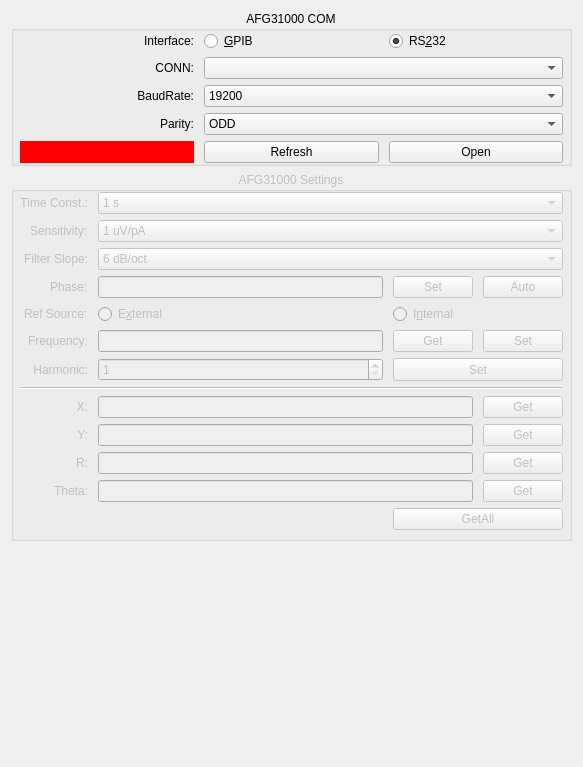
Old version of the form Tektronix/afg31000_config.ui in the repository EdwarDu/autools.
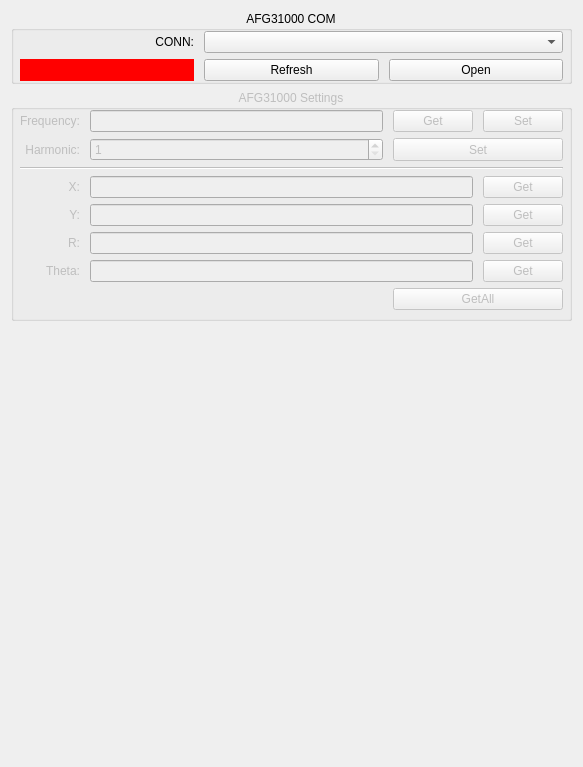
New version of the form.

```diff
--- a/Tektronix/afg31000_config.ui
+++ b/Tektronix/afg31000_config.ui
@@ -58,7 +58,7 @@
         <property name="horizontalSpacing">
          <number>10</number>
         </property>
-        <item row="1" column="1" colspan="2">
+        <item row="0" column="1" colspan="2">
          <widget class="QComboBox" name="comboBox_CONN">
           <property name="enabled">
            <bool>true</bool>
@@ -71,7 +71,26 @@
           </property>
          </widget>
         </item>
-        <item row="4" column="0">
+        <item row="1" column="2">
+         <widget class="QPushButton" name="pushButton_COM_Open">
+          <property name="maximumSize">
+           <size>
+            <width>16777215</width>
+            <height>16777215</height>
+           </size>
+          </property>
+          <property name="text">
+           <string>Open</string>
+          </property>
+          <property name="checkable">
+           <bool>true</bool>
+          </property>
+          <property name="flat">
+           <bool>false</bool>
+          </property>
+         </widget>
+        </item>
+        <item row="1" column="0">
          <widget class="QLabel" name="label_COM_Status">
           <property name="styleSheet">
            <string notr="true">background : red</string>
@@ -87,61 +106,7 @@
           </property>
          </widget>
         </item>
-        <item row="4" column="2">
-         <widget class="QPushButton" name="pushButton_COM_Open">
-          <property name="maximumSize">
-           <size>
-            <width>16777215</width>
-            <height>16777215</height>
-           </size>
-          </property>
-          <property name="text">
-           <string>Open</string>
-          </property>
-          <property name="checkable">
-           <bool>true</bool>
-          </property>
-          <property name="flat">
-           <bool>false</bool>
-          </property>
-         </widget>
-        </item>
-        <item row="3" column="1" colspan="2">
-         <widget class="QComboBox" name="comboBox_COM_Parity">
-          <property name="currentText">
-           <string>ODD</string>
-          </property>
-          <property name="currentIndex">
-           <number>1</number>
-          </property>
-          <item>
-           <property name="text">
-            <string>None</string>
-           </property>
-          </item>
-          <item>
-           <property name="text">
-            <string>ODD</string>
-           </property>
-          </item>
-          <item>
-           <property name="text">
-            <string>EVEN</string>
-           </property>
-          </item>
-         </widget>
-        </item>
-        <item row="3" column="0">
-         <widget class="QLabel" name="label_7">
-          <property name="text">
-           <string>Parity:</string>
-          </property>
-          <property name="alignment">
-           <set>Qt::AlignRight|Qt::AlignTrailing|Qt::AlignVCenter</set>
-          </property>
-         </widget>
-        </item>
-        <item row="4" column="1">
+        <item row="1" column="1">
          <widget class="QPushButton" name="pushButton_COM_Refresh">
           <property name="minimumSize">
            <size>
@@ -163,7 +128,7 @@
           </property>
          </widget>
         </item>
-        <item row="1" column="0">
+        <item row="0" column="0">
          <widget class="QLabel" name="label">
           <property name="text">
            <string>CONN:</string>
@@ -173,93 +138,6 @@
           </property>
          </widget>
         </item>
-        <item row="2" column="0">
-         <widget class="QLabel" name="label_6">
-          <property name="text">
-           <string>BaudRate:</string>
-          </property>
-          <property name="alignment">
-           <set>Qt::AlignRight|Qt::AlignTrailing|Qt::AlignVCenter</set>
-          </property>
-         </widget>
-        </item>
-        <item row="2" column="1" colspan="2">
-         <widget class="QComboBox" name="comboBox_COM_BaudRate">
-          <property name="editable">
-           <bool>false</bool>
-          </property>
-          <property name="currentText">
-           <string>19200</string>
-          </property>
-          <property name="currentIndex">
-           <number>1</number>
-          </property>
-          <item>
-           <property name="text">
-            <string>9600</string>
-           </property>
-          </item>
-          <item>
-           <property name="text">
-            <string>19200</string>
-           </property>
-          </item>
-          <item>
-           <property name="text">
-            <string>38400</string>
-           </property>
-          </item>
-          <item>
-           <property name="text">
-            <string>57600</string>
-           </property>
-          </item>
-          <item>
-           <property name="text">
-            <string>115200</string>
-           </property>
-          </item>
-         </widget>
-        </item>
-        <item row="0" column="0">
-         <widget class="QLabel" name="label_4">
-          <property name="text">
-           <string>Interface:</string>
-          </property>
-          <property name="alignment">
-           <set>Qt::AlignRight|Qt::AlignTrailing|Qt::AlignVCenter</set>
-          </property>
-         </widget>
-        </item>
-        <item row="0" column="1">
-         <widget class="QRadioButton" name="radioButton_Interf_GPIB">
-          <property name="minimumSize">
-           <size>
-            <width>0</width>
-            <height>0</height>
-           </size>
-          </property>
-          <property name="text">
-           <string>&amp;GPIB</string>
-          </property>
-         </widget>
-        </item>
-        <item row="0" column="2">
-         <widget class="QRadioButton" name="radioButton_Interf_RS232">
-          <property name="minimumSize">
-           <size>
-            <width>0</width>
-            <height>0</height>
-           </size>
-          </property>
-          <property name="text">
-           <string>RS&amp;232</string>
-          </property>
-          <property name="checked">
-           <bool>true</bool>
-          </property>
-         </widget>
-        </item>
        </layout>
       </item>
      </layout>
@@ -312,27 +190,117 @@
         <property name="horizontalSpacing">
          <number>10</number>
         </property>
-        <item row="0" column="0" colspan="2">
-         <widget class="QLabel" name="label_2">
+        <item row="1" column="3" colspan="2">
+         <widget class="QPushButton" name="pushButton_SetHarmonic">
+          <property name="sizePolicy">
+           <sizepolicy hsizetype="Minimum" vsizetype="Preferred">
+            <horstretch>0</horstretch>
+            <verstretch>0</verstretch>
+           </sizepolicy>
+          </property>
+          <property name="maximumSize">
+           <size>
+            <width>16777215</width>
+            <height>16777215</height>
+           </size>
+          </property>
+          <property name="toolTip">
+           <string/>
+          </property>
           <property name="text">
-           <string>Time Const.:</string>
+           <string>Set</string>
           </property>
-          <property name="alignment">
-           <set>Qt::AlignRight|Qt::AlignTrailing|Qt::AlignVCenter</set>
+         </widget>
+        </item>
+        <item row="6" column="4">
+         <widget class="QPushButton" name="pushButton_GetTheta">
+          <property name="sizePolicy">
+           <sizepolicy hsizetype="Minimum" vsizetype="Preferred">
+            <horstretch>0</horstretch>
+            <verstretch>0</verstretch>
+           </sizepolicy>
           </property>
+          <property name="maximumSize">
+           <size>
+            <width>16777215</width>
+            <height>16777215</height>
+           </size>
+          </property>
+          <property name="toolTip">
+           <string/>
+          </property>
+          <property name="text">
+           <string>Get</string>
+          </property>
          </widget>
         </item>
-        <item row="5" column="0" colspan="2">
-         <widget class="QLabel" name="label_16">
+        <item row="0" column="4">
+         <widget class="QPushButton" name="pushButton_SetFrequency">
+          <property name="sizePolicy">
+           <sizepolicy hsizetype="Minimum" vsizetype="Preferred">
+            <horstretch>0</horstretch>
+            <verstretch>0</verstretch>
+           </sizepolicy>
+          </property>
+          <property name="maximumSize">
+           <size>
+            <width>16777215</width>
+            <height>16777215</height>
+           </size>
+          </property>
+          <property name="toolTip">
+           <string/>
+          </property>
           <property name="text">
-           <string>Frequency:</string>
+           <string>Set</string>
           </property>
-          <property name="alignment">
-           <set>Qt::AlignRight|Qt::AlignTrailing|Qt::AlignVCenter</set>
+         </widget>
+        </item>
+        <item row="5" column="4">
+         <widget class="QPushButton" name="pushButton_GetR">
+          <property name="sizePolicy">
+           <sizepolicy hsizetype="Minimum" vsizetype="Preferred">
+            <horstretch>0</horstretch>
+            <verstretch>0</verstretch>
+           </sizepolicy>
           </property>
+          <property name="maximumSize">
+           <size>
+            <width>16777215</width>
+            <height>16777215</height>
+           </size>
+          </property>
+          <property name="toolTip">
+           <string/>
+          </property>
+          <property name="text">
+           <string>Get</string>
+          </property>
          </widget>
         </item>
-        <item row="9" column="0" colspan="2">
+        <item row="0" column="3">
+         <widget class="QPushButton" name="pushButton_GetFrequency">
+          <property name="sizePolicy">
+           <sizepolicy hsizetype="Minimum" vsizetype="Preferred">
+            <horstretch>0</horstretch>
+            <verstretch>0</verstretch>
+           </sizepolicy>
+          </property>
+          <property name="maximumSize">
+           <size>
+            <width>16777215</width>
+            <height>16777215</height>
+           </size>
+          </property>
+          <property name="toolTip">
+           <string/>
+          </property>
+          <property name="text">
+           <string>Get</string>
+          </property>
+         </widget>
+        </item>
+        <item row="4" column="0" colspan="2">
          <widget class="QLabel" name="label_11">
           <property name="text">
            <string>Y:</string>
@@ -342,10 +310,10 @@
           </property>
          </widget>
         </item>
-        <item row="12" column="3" colspan="2">
-         <widget class="QPushButton" name="pushButton_GetAll">
+        <item row="5" column="2" colspan="2">
+         <widget class="QLineEdit" name="lineEdit_R">
           <property name="sizePolicy">
-           <sizepolicy hsizetype="Minimum" vsizetype="Preferred">
+           <sizepolicy hsizetype="Expanding" vsizetype="Preferred">
             <horstretch>0</horstretch>
             <verstretch>0</verstretch>
            </sizepolicy>
@@ -359,464 +327,73 @@
           <property name="toolTip">
            <string>Get X, Y, R, Theta, F</string>
           </property>
-          <property name="text">
-           <string>GetAll</string>
+          <property name="inputMethodHints">
+           <set>Qt::ImhFormattedNumbersOnly</set>
           </property>
          </widget>
         </item>
-        <item row="9" column="4">
-         <widget class="QPushButton" name="pushButton_GetY">
-          <property name="sizePolicy">
-           <sizepolicy hsizetype="Minimum" vsizetype="Preferred">
-            <horstretch>0</horstretch>
-            <verstretch>0</verstretch>
-           </sizepolicy>
-          </property>
-          <property name="maximumSize">
-           <size>
-            <width>16777215</width>
-            <height>16777215</height>
-           </size>
-          </property>
-          <property name="toolTip">
-           <string/>
-          </property>
-          <property name="text">
-           <string>Get</string>
-          </property>
-         </widget>
-        </item>
-        <item row="0" column="2" colspan="3">
-         <widget class="QComboBox" name="comboBox_TimeConstant">
-          <property name="currentIndex">
-           <number>10</number>
-          </property>
-          <item>
-           <property name="text">
-            <string>10 us</string>
-           </property>
-          </item>
-          <item>
-           <property name="text">
-            <string>30 us</string>
-           </property>
-          </item>
-          <item>
-           <property name="text">
-            <string>100 us</string>
-           </property>
-          </item>
-          <item>
-           <property name="text">
-            <string>300 us</string>
-           </property>
-          </item>
-          <item>
-           <property name="text">
-            <string>1 ms</string>
-           </property>
-          </item>
-          <item>
-           <property name="text">
-            <string>3 ms</string>
-           </property>
-          </item>
-          <item>
-           <property name="text">
-            <string>10 ms</string>
-           </property>
-          </item>
-          <item>
-           <property name="text">
-            <string>30 ms</string>
-           </property>
-          </item>
-          <item>
-           <property name="text">
-            <string>100 ms</string>
-           </property>
-          </item>
-          <item>
-           <property name="text">
-            <string>300 ms</string>
-           </property>
-          </item>
-          <item>
-           <property name="text">
-            <string>1 s</string>
-           </property>
-          </item>
-          <item>
-           <property name="text">
-            <string>3 s</string>
-           </property>
-          </item>
-          <item>
-           <property name="text">
-            <string>10 s</string>
-           </property>
-          </item>
-          <item>
-           <property name="text">
-            <string>30 s</string>
-           </property>
-          </item>
-          <item>
-           <property name="text">
-            <string>100 s</string>
-           </property>
-          </item>
-          <item>
-           <property name="text">
-            <string>300 s</string>
-           </property>
-          </item>
-          <item>
-           <property name="text">
-            <string>1 ks</string>
-           </property>
-          </item>
-          <item>
-           <property name="text">
-            <string>3 ks</string>
-           </property>
-          </item>
-          <item>
-           <property name="text">
-            <string>10 ks</string>
-           </property>
-          </item>
-          <item>
-           <property name="text">
-            <string>30 ks</string>
-           </property>
-          </item>
-         </widget>
-        </item>
-        <item row="7" column="0" colspan="5">
+        <item row="2" column="0" colspan="5">
          <widget class="Line" name="line">
           <property name="orientation">
            <enum>Qt::Horizontal</enum>
           </property>
          </widget>
         </item>
-        <item row="6" column="3" colspan="2">
-         <widget class="QPushButton" name="pushButton_SetHarmonic">
-          <property name="sizePolicy">
-           <sizepolicy hsizetype="Minimum" vsizetype="Preferred">
-            <horstretch>0</horstretch>
-            <verstretch>0</verstretch>
-           </sizepolicy>
-          </property>
-          <property name="maximumSize">
-           <size>
-            <width>16777215</width>
-            <height>16777215</height>
-           </size>
-          </property>
-          <property name="toolTip">
-           <string/>
-          </property>
-          <property name="text">
-           <string>Set</string>
-          </property>
-         </widget>
-        </item>
-        <item row="11" column="4">
-         <widget class="QPushButton" name="pushButton_GetTheta">
-          <property name="sizePolicy">
-           <sizepolicy hsizetype="Minimum" vsizetype="Preferred">
-            <horstretch>0</horstretch>
-            <verstretch>0</verstretch>
-           </sizepolicy>
-          </property>
-          <property name="maximumSize">
-           <size>
-            <width>16777215</width>
-            <height>16777215</height>
-           </size>
-          </property>
-          <property name="toolTip">
-           <string/>
-          </property>
-          <property name="text">
-           <string>Get</string>
-          </property>
-         </widget>
-        </item>
-        <item row="11" column="2" colspan="2">
-         <widget class="QLineEdit" name="lineEdit_Theta">
-          <property name="sizePolicy">
-           <sizepolicy hsizetype="Expanding" vsizetype="Preferred">
-            <horstretch>0</horstretch>
-            <verstretch>0</verstretch>
-           </sizepolicy>
-          </property>
-          <property name="maximumSize">
-           <size>
-            <width>16777215</width>
-            <height>16777215</height>
-           </size>
-          </property>
-          <property name="toolTip">
-           <string>AFG31000 Phase (float)</string>
-          </property>
-          <property name="inputMethodHints">
-           <set>Qt::ImhFormattedNumbersOnly</set>
-          </property>
-         </widget>
-        </item>
-        <item row="2" column="2" colspan="3">
-         <widget class="QComboBox" name="comboBox_FilterSlope">
-          <property name="currentIndex">
-           <number>0</number>
-          </property>
-          <item>
-           <property name="text">
-            <string>6 dB/oct</string>
-           </property>
-          </item>
-          <item>
-           <property name="text">
-            <string>12 dB/oct</string>
-           </property>
-          </item>
-          <item>
-           <property name="text">
-            <string>18 dB/oct</string>
-           </property>
-          </item>
-          <item>
-           <property name="text">
-            <string>24 dB/oct</string>
-           </property>
-          </item>
-         </widget>
-        </item>
-        <item row="4" column="2">
-         <widget class="QRadioButton" name="radioButton_ref_src_external">
-          <property name="minimumSize">
-           <size>
-            <width>0</width>
-            <height>0</height>
-           </size>
-          </property>
-          <property name="text">
-           <string>E&amp;xternal</string>
-          </property>
-         </widget>
-        </item>
-        <item row="3" column="3" alignment="Qt::AlignHCenter">
-         <widget class="QPushButton" name="pushButton_SetPhase">
-          <property name="sizePolicy">
-           <sizepolicy hsizetype="Minimum" vsizetype="Preferred">
-            <horstretch>0</horstretch>
-            <verstretch>0</verstretch>
-           </sizepolicy>
-          </property>
-          <property name="maximumSize">
-           <size>
-            <width>16777215</width>
-            <height>16777215</height>
-           </size>
-          </property>
-          <property name="toolTip">
-           <string/>
-          </property>
-          <property name="text">
-           <string>Set</string>
-          </property>
-         </widget>
-        </item>
-        <item row="5" column="2">
-         <widget class="QLineEdit" name="lineEdit_Frequency">
-          <property name="sizePolicy">
-           <sizepolicy hsizetype="Expanding" vsizetype="Preferred">
-            <horstretch>0</horstretch>
-            <verstretch>0</verstretch>
-           </sizepolicy>
-          </property>
-          <property name="maximumSize">
-           <size>
-            <width>16777215</width>
-            <height>16777215</height>
-           </size>
-          </property>
-          <property name="toolTip">
-           <string>AFG31000 Phase (float)</string>
-          </property>
-          <property name="inputMethodHints">
-           <set>Qt::ImhFormattedNumbersOnly</set>
-          </property>
-         </widget>
-        </item>
-        <item row="1" column="0" colspan="2" alignment="Qt::AlignRight">
-         <widget class="QLabel" name="label_3">
-          <property name="text">
-           <string>Sensitivity:</string>
-          </property>
-         </widget>
-        </item>
-        <item row="1" column="2" colspan="3">
-         <widget class="QComboBox" name="comboBox_Sensitivity">
-          <property name="currentIndex">
-           <number>10</number>
-          </property>
-          <item>
-           <property name="text">
-            <string>2 nV/fA</string>
-           </property>
-          </item>
-          <item>
-           <property name="text">
-            <string>5 nV/fA</string>
-           </property>
-          </item>
-          <item>
-           <property name="text">
-            <string>2 nV/fA</string>
-           </property>
-          </item>
-          <item>
-           <property name="text">
-            <string>5 nV/fA</string>
-           </property>
-          </item>
-          <item>
-           <property name="text">
-            <string>10 nV/fA</string>
-           </property>
-          </item>
-          <item>
-           <property name="text">
-            <string>20 nV/fA</string>
-           </property>
-          </item>
-          <item>
-           <property name="text">
-            <string>50 nV/fA</string>
-           </property>
-          </item>
-          <item>
-           <property name="text">
-            <string>100 nV/fA</string>
-           </property>
-          </item>
-          <item>
-           <property name="text">
-            <string>200 nV/fA</string>
-           </property>
-          </item>
-          <item>
-           <property name="text">
-            <string>500 nV/fA</string>
-           </property>
-          </item>
-          <item>
-           <property name="text">
-            <string>1 uV/pA</string>
-           </property>
-          </item>
-          <item>
-           <property name="text">
-            <string>2 uV/pA</string>
-           </property>
-          </item>
-          <item>
-           <property name="text">
-            <string>5 uV/pA</string>
-           </property>
-          </item>
-          <item>
-           <property name="text">
-            <string>10 uV/pA</string>
-           </property>
-          </item>
-          <item>
-           <property name="text">
-            <string>20 uV/pA</string>
-           </property>
-          </item>
-          <item>
-           <property name="text">
-            <string>50 uV/pA</string>
-           </property>
-          </item>
-          <item>
-           <property name="text">
-            <string>100 uV/pA</string>
-           </property>
-          </item>
-          <item>
-           <property name="text">
-            <string>200 uV/pA</string>
-           </property>
-          </item>
-          <item>
-           <property name="text">
-            <string>500 uV/pA</string>
-           </property>
-          </item>
-          <item>
-           <property name="text">
-            <string>1 mV/nA</string>
-           </property>
-          </item>
-          <item>
-           <property name="text">
-            <string>2 mV/nA</string>
-           </property>
-          </item>
-          <item>
-           <property name="text">
-            <string>5 mV/nA</string>
-           </property>
-          </item>
-          <item>
-           <property name="text">
-            <string>10 mV/nA</string>
-           </property>
-          </item>
-          <item>
-           <property name="text">
-            <string>20 mV/nA</string>
-           </property>
-          </item>
-          <item>
-           <property name="text">
-            <string>50 mV/nA</string>
-           </property>
-          </item>
-          <item>
-           <property name="text">
-            <string>100 mV/nA</string>
-           </property>
-          </item>
-          <item>
-           <property name="text">
-            <string>200 mV/nA</string>
-           </property>
-          </item>
-          <item>
-           <property name="text">
-            <string>500 mV/nA</string>
-           </property>
-          </item>
-          <item>
-           <property name="text">
-            <string>1 V/uA</string>
-           </property>
-          </item>
-         </widget>
-        </item>
-        <item row="3" column="0" colspan="2" alignment="Qt::AlignRight">
-         <widget class="QLabel" name="label_8">
-          <property name="text">
-           <string>Phase:</string>
-          </property>
-         </widget>
-        </item>
         <item row="6" column="0" colspan="2">
+         <widget class="QLabel" name="label_12">
+          <property name="text">
+           <string>Theta:</string>
+          </property>
+          <property name="alignment">
+           <set>Qt::AlignRight|Qt::AlignTrailing|Qt::AlignVCenter</set>
+          </property>
+         </widget>
+        </item>
+        <item row="4" column="4">
+         <widget class="QPushButton" name="pushButton_GetY">
+          <property name="sizePolicy">
+           <sizepolicy hsizetype="Minimum" vsizetype="Preferred">
+            <horstretch>0</horstretch>
+            <verstretch>0</verstretch>
+           </sizepolicy>
+          </property>
+          <property name="maximumSize">
+           <size>
+            <width>16777215</width>
+            <height>16777215</height>
+           </size>
+          </property>
+          <property name="toolTip">
+           <string/>
+          </property>
+          <property name="text">
+           <string>Get</string>
+          </property>
+         </widget>
+        </item>
+        <item row="3" column="2" colspan="2">
+         <widget class="QLineEdit" name="lineEdit_X">
+          <property name="sizePolicy">
+           <sizepolicy hsizetype="Expanding" vsizetype="Preferred">
+            <horstretch>0</horstretch>
+            <verstretch>0</verstretch>
+           </sizepolicy>
+          </property>
+          <property name="maximumSize">
+           <size>
+            <width>16777215</width>
+            <height>16777215</height>
+           </size>
+          </property>
+          <property name="toolTip">
+           <string>AFG31000 Phase (float)</string>
+          </property>
+          <property name="inputMethodHints">
+           <set>Qt::ImhFormattedNumbersOnly</set>
+          </property>
+         </widget>
+        </item>
+        <item row="1" column="0" colspan="2">
          <widget class="QLabel" name="label_14">
           <property name="text">
            <string>Harmonic:</string>
@@ -826,17 +403,20 @@
           </property>
          </widget>
         </item>
-        <item row="4" column="0" colspan="2" alignment="Qt::AlignRight">
-         <widget class="QLabel" name="label_9">
+        <item row="0" column="0" colspan="2">
+         <widget class="QLabel" name="label_16">
           <property name="text">
-           <string>Ref Source:</string>
+           <string>Frequency:</string>
           </property>
+          <property name="alignment">
+           <set>Qt::AlignRight|Qt::AlignTrailing|Qt::AlignVCenter</set>
+          </property>
          </widget>
         </item>
-        <item row="5" column="3">
-         <widget class="QPushButton" name="pushButton_GetFrequency">
+        <item row="0" column="2">
+         <widget class="QLineEdit" name="lineEdit_Frequency">
           <property name="sizePolicy">
-           <sizepolicy hsizetype="Minimum" vsizetype="Preferred">
+           <sizepolicy hsizetype="Expanding" vsizetype="Preferred">
             <horstretch>0</horstretch>
             <verstretch>0</verstretch>
            </sizepolicy>
@@ -850,12 +430,66 @@
           <property name="toolTip">
            <string/>
           </property>
+          <property name="inputMethodHints">
+           <set>Qt::ImhFormattedNumbersOnly</set>
+          </property>
+         </widget>
+        </item>
+        <item row="5" column="0" colspan="2">
+         <widget class="QLabel" name="label_13">
           <property name="text">
-           <string>Get</string>
+           <string>R:</string>
           </property>
+          <property name="alignment">
+           <set>Qt::AlignRight|Qt::AlignTrailing|Qt::AlignVCenter</set>
+          </property>
          </widget>
         </item>
-        <item row="8" column="0" colspan="2">
+        <item row="6" column="2" colspan="2">
+         <widget class="QLineEdit" name="lineEdit_Theta">
+          <property name="sizePolicy">
+           <sizepolicy hsizetype="Expanding" vsizetype="Preferred">
+            <horstretch>0</horstretch>
+            <verstretch>0</verstretch>
+           </sizepolicy>
+          </property>
+          <property name="maximumSize">
+           <size>
+            <width>16777215</width>
+            <height>16777215</height>
+           </size>
+          </property>
+          <property name="toolTip">
+           <string>AFG31000 Phase (float)</string>
+          </property>
+          <property name="inputMethodHints">
+           <set>Qt::ImhFormattedNumbersOnly</set>
+          </property>
+         </widget>
+        </item>
+        <item row="4" column="2" colspan="2">
+         <widget class="QLineEdit" name="lineEdit_Y">
+          <property name="sizePolicy">
+           <sizepolicy hsizetype="Expanding" vsizetype="Preferred">
+            <horstretch>0</horstretch>
+            <verstretch>0</verstretch>
+           </sizepolicy>
+          </property>
+          <property name="maximumSize">
+           <size>
+            <width>16777215</width>
+            <height>16777215</height>
+           </size>
+          </property>
+          <property name="toolTip">
+           <string>AFG31000 Phase (float)</string>
+          </property>
+          <property name="inputMethodHints">
+           <set>Qt::ImhFormattedNumbersOnly</set>
+          </property>
+         </widget>
+        </item>
+        <item row="3" column="0" colspan="2">
          <widget class="QLabel" name="label_10">
           <property name="text">
            <string>X:</string>
@@ -865,150 +499,7 @@
           </property>
          </widget>
         </item>
-        <item row="3" column="4" alignment="Qt::AlignHCenter">
-         <widget class="QPushButton" name="pushButton_Autophase">
-          <property name="sizePolicy">
-           <sizepolicy hsizetype="Minimum" vsizetype="Preferred">
-            <horstretch>0</horstretch>
-            <verstretch>0</verstretch>
-           </sizepolicy>
-          </property>
-          <property name="maximumSize">
-           <size>
-            <width>16777215</width>
-            <height>16777215</height>
-           </size>
-          </property>
-          <property name="toolTip">
-           <string/>
-          </property>
-          <property name="text">
-           <string>Auto</string>
-          </property>
-         </widget>
-        </item>
-        <item row="10" column="4">
-         <widget class="QPushButton" name="pushButton_GetR">
-          <property name="sizePolicy">
-           <sizepolicy hsizetype="Minimum" vsizetype="Preferred">
-            <horstretch>0</horstretch>
-            <verstretch>0</verstretch>
-           </sizepolicy>
-          </property>
-          <property name="maximumSize">
-           <size>
-            <width>16777215</width>
-            <height>16777215</height>
-           </size>
-          </property>
-          <property name="toolTip">
-           <string/>
-          </property>
-          <property name="text">
-           <string>Get</string>
-          </property>
-         </widget>
-        </item>
-        <item row="3" column="2">
-         <widget class="QLineEdit" name="lineEdit_phase">
-          <property name="sizePolicy">
-           <sizepolicy hsizetype="Expanding" vsizetype="Preferred">
-            <horstretch>0</horstretch>
-            <verstretch>0</verstretch>
-           </sizepolicy>
-          </property>
-          <property name="maximumSize">
-           <size>
-            <width>16777215</width>
-            <height>16777215</height>
-           </size>
-          </property>
-          <property name="toolTip">
-           <string>AFG31000 Phase (float)</string>
-          </property>
-          <property name="inputMethodHints">
-           <set>Qt::ImhFormattedNumbersOnly</set>
-          </property>
-         </widget>
-        </item>
-        <item row="11" column="0" colspan="2">
-         <widget class="QLabel" name="label_12">
-          <property name="text">
-           <string>Theta:</string>
-          </property>
-          <property name="alignment">
-           <set>Qt::AlignRight|Qt::AlignTrailing|Qt::AlignVCenter</set>
-          </property>
-         </widget>
-        </item>
-        <item row="4" column="3" colspan="2">
-         <widget class="QRadioButton" name="radioButton_ref_src_internal">
-          <property name="minimumSize">
-           <size>
-            <width>0</width>
-            <height>0</height>
-           </size>
-          </property>
-          <property name="text">
-           <string>I&amp;nternal</string>
-          </property>
-         </widget>
-        </item>
-        <item row="10" column="2" colspan="2">
-         <widget class="QLineEdit" name="lineEdit_R">
-          <property name="sizePolicy">
-           <sizepolicy hsizetype="Expanding" vsizetype="Preferred">
-            <horstretch>0</horstretch>
-            <verstretch>0</verstretch>
-           </sizepolicy>
-          </property>
-          <property name="maximumSize">
-           <size>
-            <width>16777215</width>
-            <height>16777215</height>
-           </size>
-          </property>
-          <property name="toolTip">
-           <string>AFG31000 Phase (float)</string>
-          </property>
-          <property name="inputMethodHints">
-           <set>Qt::ImhFormattedNumbersOnly</set>
-          </property>
-         </widget>
-        </item>
-        <item row="2" column="0" colspan="2">
-         <widget class="QLabel" name="label_15">
-          <property name="text">
-           <string>Filter Slope:</string>
-          </property>
-          <property name="alignment">
-           <set>Qt::AlignRight|Qt::AlignTrailing|Qt::AlignVCenter</set>
-          </property>
-         </widget>
-        </item>
-        <item row="8" column="4">
-         <widget class="QPushButton" name="pushButton_GetX">
-          <property name="sizePolicy">
-           <sizepolicy hsizetype="Minimum" vsizetype="Preferred">
-            <horstretch>0</horstretch>
-            <verstretch>0</verstretch>
-           </sizepolicy>
-          </property>
-          <property name="maximumSize">
-           <size>
-            <width>16777215</width>
-            <height>16777215</height>
-           </size>
-          </property>
-          <property name="toolTip">
-           <string/>
-          </property>
-          <property name="text">
-           <string>Get</string>
-          </property>
-         </widget>
-        </item>
-        <item row="6" column="2">
+        <item row="1" column="2">
          <widget class="QSpinBox" name="spinBox_Harmonic">
           <property name="keyboardTracking">
            <bool>false</bool>
@@ -1021,62 +512,8 @@
           </property>
          </widget>
         </item>
-        <item row="10" column="0" colspan="2">
-         <widget class="QLabel" name="label_13">
-          <property name="text">
-           <string>R:</string>
-          </property>
-          <property name="alignment">
-           <set>Qt::AlignRight|Qt::AlignTrailing|Qt::AlignVCenter</set>
-          </property>
-         </widget>
-        </item>
-        <item row="8" column="2" colspan="2">
-         <widget class="QLineEdit" name="lineEdit_X">
-          <property name="sizePolicy">
-           <sizepolicy hsizetype="Expanding" vsizetype="Preferred">
-            <horstretch>0</horstretch>
-            <verstretch>0</verstretch>
-           </sizepolicy>
-          </property>
-          <property name="maximumSize">
-           <size>
-            <width>16777215</width>
-            <height>16777215</height>
-           </size>
-          </property>
-          <property name="toolTip">
-           <string>AFG31000 Phase (float)</string>
-          </property>
-          <property name="inputMethodHints">
-           <set>Qt::ImhFormattedNumbersOnly</set>
-          </property>
-         </widget>
-        </item>
-        <item row="9" column="2" colspan="2">
-         <widget class="QLineEdit" name="lineEdit_Y">
-          <property name="sizePolicy">
-           <sizepolicy hsizetype="Expanding" vsizetype="Preferred">
-            <horstretch>0</horstretch>
-            <verstretch>0</verstretch>
-           </sizepolicy>
-          </property>
-          <property name="maximumSize">
-           <size>
-            <width>16777215</width>
-            <height>16777215</height>
-           </size>
-          </property>
-          <property name="toolTip">
-           <string>AFG31000 Phase (float)</string>
-          </property>
-          <property name="inputMethodHints">
-           <set>Qt::ImhFormattedNumbersOnly</set>
-          </property>
-         </widget>
-        </item>
-        <item row="5" column="4">
-         <widget class="QPushButton" name="pushButton_SetFrequency">
+        <item row="3" column="4">
+         <widget class="QPushButton" name="pushButton_GetX">
           <property name="sizePolicy">
            <sizepolicy hsizetype="Minimum" vsizetype="Preferred">
             <horstretch>0</horstretch>
@@ -1093,7 +530,29 @@
            <string/>
           </property>
           <property name="text">
-           <string>Set</string>
+           <string>Get</string>
+          </property>
+         </widget>
+        </item>
+        <item row="7" column="3" colspan="2">
+         <widget class="QPushButton" name="pushButton_GetAll">
+          <property name="sizePolicy">
+           <sizepolicy hsizetype="Minimum" vsizetype="Preferred">
+            <horstretch>0</horstretch>
+            <verstretch>0</verstretch>
+           </sizepolicy>
+          </property>
+          <property name="maximumSize">
+           <size>
+            <width>16777215</width>
+            <height>16777215</height>
+           </size>
+          </property>
+          <property name="toolTip">
+           <string>Get X, Y, R, Theta, F</string>
+          </property>
+          <property name="text">
+           <string>GetAll</string>
           </property>
          </widget>
         </item>
```
Left out of the diff: 16 changed lines with no effect on the pictures.
